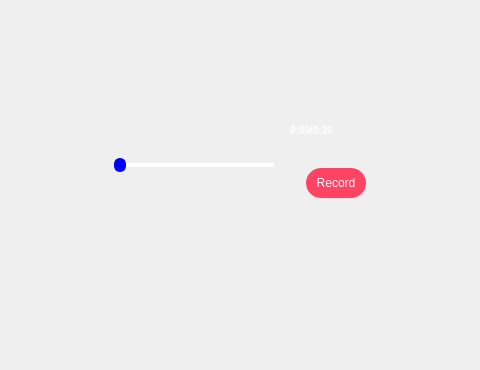
Old version of the form Front/StartSession.ui in the repository ahmads1990/GradProjectApp; both pictures show x 106 to 586 and y 206 to 576 of the 1024 by 576 pixel window.
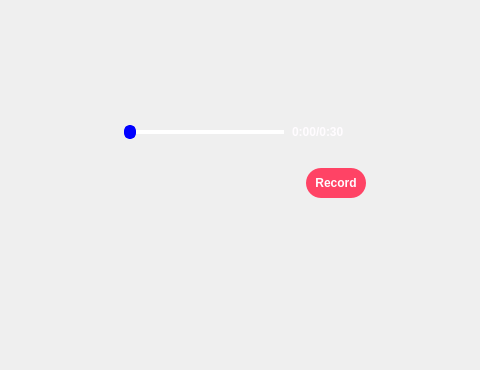
New version of the form. Icons and pictures are not drawn.

Commit message: session page

```diff
--- a/Front/StartSession.ui
+++ b/Front/StartSession.ui
@@ -31,7 +31,8 @@
 background-image: url();
 border-radius: 15px;
 font-size: 12px;
-color: rgb(255, 252, 255)</string>
+color: rgb(255, 252, 255);
+font-weight: bold;</string>
     </property>
     <property name="text">
      <string>Record</string>
@@ -40,9 +41,9 @@
    <widget class="QLabel" name="RecordPart1_Txt">
     <property name="geometry">
      <rect>
-      <x>396</x>
-      <y>328</y>
-      <width>61</width>
+      <x>398</x>
+      <y>330</y>
+      <width>71</width>
       <height>16</height>
      </rect>
     </property>
@@ -56,7 +57,7 @@
     <property name="styleSheet">
      <string notr="true">background-image: url();
 color:rgb(255, 252, 255);
-font-size: 10px;</string>
+font-size: 12px;</string>
     </property>
     <property name="text">
      <string>0:00/0:30</string>
@@ -71,12 +72,18 @@
    <widget class="QSlider" name="horizontalSlider">
     <property name="geometry">
      <rect>
-      <x>220</x>
-      <y>360</y>
+      <x>230</x>
+      <y>328</y>
       <width>160</width>
-      <height>22</height>
+      <height>20</height>
      </rect>
     </property>
+    <property name="sizePolicy">
+     <sizepolicy hsizetype="Expanding" vsizetype="Fixed">
+      <horstretch>0</horstretch>
+      <verstretch>0</verstretch>
+     </sizepolicy>
+    </property>
     <property name="styleSheet">
      <string notr="true">QSlider{background-image: url();}
 QSlider::groove:horizontal { 
@@ -132,6 +139,26 @@
      <enum>QSlider::NoTicks</enum>
     </property>
    </widget>
+   <widget class="QLabel" name="background">
+    <property name="geometry">
+     <rect>
+      <x>0</x>
+      <y>0</y>
+      <width>1024</width>
+      <height>576</height>
+     </rect>
+    </property>
+    <property name="styleSheet">
+     <string notr="true">background-image: url(:/newPrefix/Images/StartSession.png);</string>
+    </property>
+    <property name="text">
+     <string/>
+    </property>
+   </widget>
+   <zorder>background</zorder>
+   <zorder>RecordPart1_Btn</zorder>
+   <zorder>RecordPart1_Txt</zorder>
+   <zorder>horizontalSlider</zorder>
   </widget>
  </widget>
  <resources>
```
Left out of the diff: 2 changed lines with no effect on the pictures. The commit also changes 13 other files.
